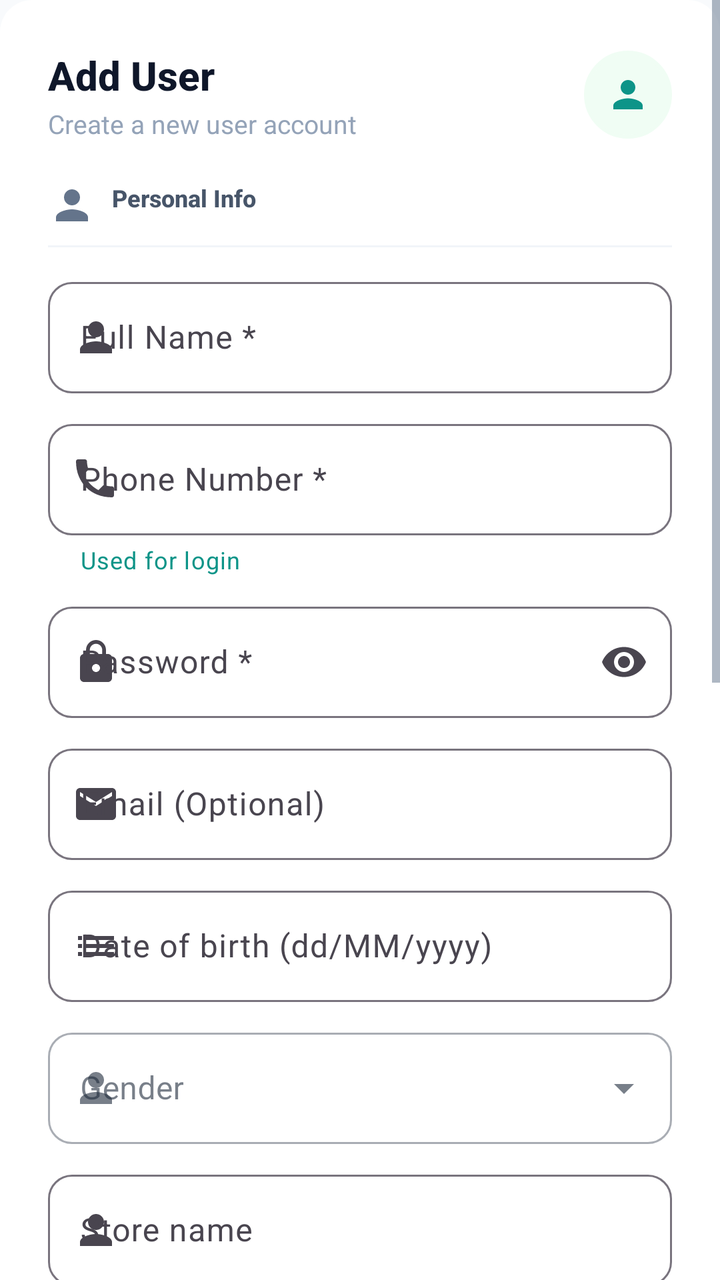
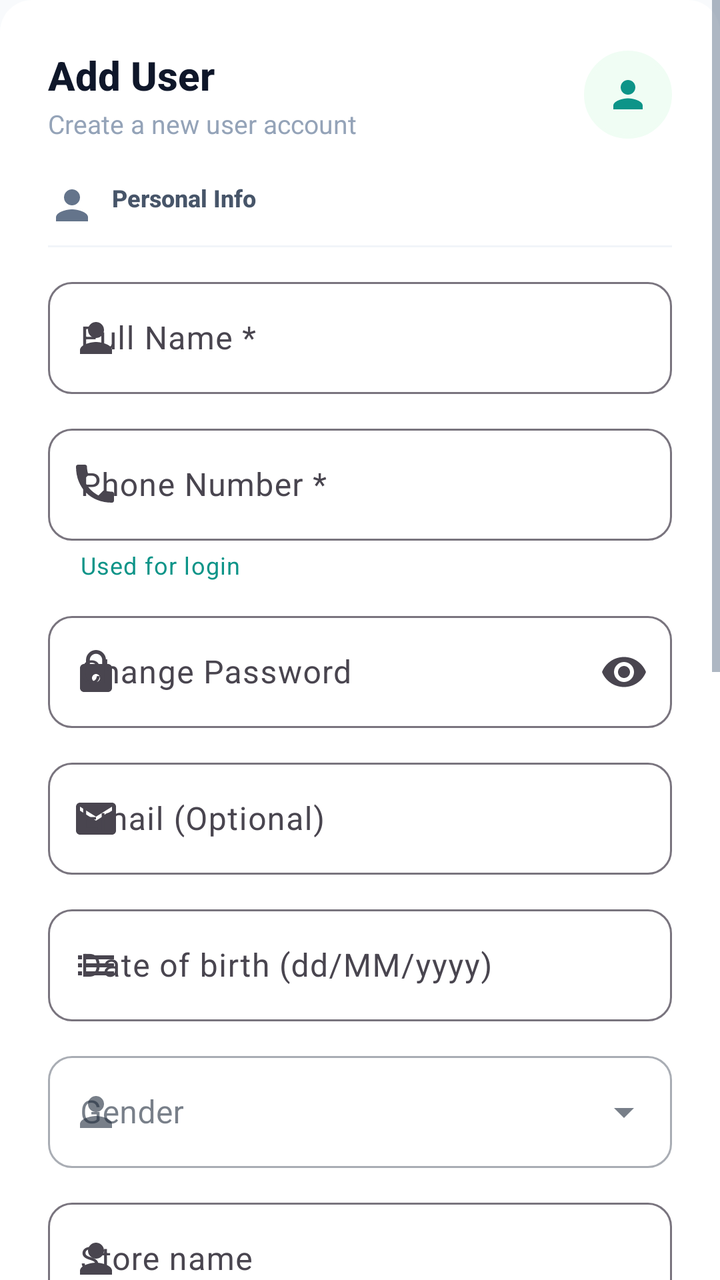

Screens rendered from an Android XML layout before and after an edit, with the pre-edit source and the edit as a unified diff.
<!-- AndroidManifest.xml: application theme Theme.MySoftPOS -->
<!-- res/layout/dialog_add_edit_user.xml -->
<?xml version="1.0" encoding="utf-8"?>
<ScrollView xmlns:android="http://schemas.android.com/apk/res/android"
    xmlns:app="http://schemas.android.com/apk/res-auto"
    android:layout_width="match_parent"
    android:layout_height="wrap_content">

    <LinearLayout
        android:layout_width="match_parent"
        android:layout_height="wrap_content"
        android:background="@drawable/bg_dialog_rounded"
        android:orientation="vertical"
        android:padding="24dp">

        
        <LinearLayout
            android:layout_width="match_parent"
            android:layout_height="wrap_content"
            android:gravity="center_vertical"
            android:orientation="horizontal">

            <LinearLayout
                android:layout_width="0dp"
                android:layout_height="wrap_content"
                android:layout_weight="1"
                android:orientation="vertical">

                <TextView
                    android:id="@+id/tvDialogTitle"
                    android:layout_width="wrap_content"
                    android:layout_height="wrap_content"
                    android:fontFamily="sans-serif-medium"
                    android:text="@string/user_dialog_title_add"
                    android:textColor="#0F172A"
                    android:textSize="20sp"
                    android:textStyle="bold" />

                <TextView
                    android:id="@+id/tvDialogSubtitle"
                    android:layout_width="wrap_content"
                    android:layout_height="wrap_content"
                    android:layout_marginTop="2dp"
                    android:text="@string/user_dialog_subtitle_add"
                    android:textColor="#94A3B8"
                    android:textSize="13sp" />
            </LinearLayout>

            <FrameLayout
                android:layout_width="44dp"
                android:layout_height="44dp">

                <View
                    android:layout_width="44dp"
                    android:layout_height="44dp"
                    android:background="@drawable/bg_circle_white_shadow"
                    android:backgroundTint="#F0FDF4" />

                <ImageView
                    android:layout_width="22dp"
                    android:layout_height="22dp"
                    android:layout_gravity="center"
                    android:src="@drawable/ic_baseline_person_24"
                    app:tint="#0D9488" />
            </FrameLayout>
        </LinearLayout>

        
        <TextView
            android:layout_width="wrap_content"
            android:layout_height="wrap_content"
            android:layout_marginTop="20dp"
            android:drawableStart="@drawable/ic_baseline_person_24"
            android:drawablePadding="8dp"
            android:drawableTint="#64748B"
            android:fontFamily="sans-serif-medium"
            android:text="@string/user_dialog_personal_info"
            android:textColor="#475569"
            android:textSize="12sp"
            android:textStyle="bold" />

        <View
            android:layout_width="match_parent"
            android:layout_height="1dp"
            android:layout_marginTop="8dp"
            android:background="#F1F5F9" />

        
        <com.google.android.material.textfield.TextInputLayout
            android:id="@+id/tilName"
            android:layout_width="match_parent"
            android:layout_height="wrap_content"
            android:layout_marginTop="12dp"
            app:boxBackgroundMode="outline"
            app:boxCornerRadiusBottomEnd="12dp"
            app:boxCornerRadiusBottomStart="12dp"
            app:boxCornerRadiusTopEnd="12dp"
            app:boxCornerRadiusTopStart="12dp"
            app:startIconDrawable="@drawable/ic_baseline_person_24">

            <com.google.android.material.textfield.TextInputEditText
                android:id="@+id/etName"
                android:layout_width="match_parent"
                android:layout_height="wrap_content"
                android:hint="@string/user_dialog_full_name_hint"
                android:inputType="textPersonName" />
        </com.google.android.material.textfield.TextInputLayout>

        
        <com.google.android.material.textfield.TextInputLayout
            android:id="@+id/tilPhone"
            android:layout_width="match_parent"
            android:layout_height="wrap_content"
            android:layout_marginTop="10dp"
            app:boxBackgroundMode="outline"
            app:boxCornerRadiusBottomEnd="12dp"
            app:boxCornerRadiusBottomStart="12dp"
            app:boxCornerRadiusTopEnd="12dp"
            app:boxCornerRadiusTopStart="12dp"
            app:helperText="@string/user_dialog_phone_helper"
            app:helperTextTextColor="#0D9488"
            app:startIconDrawable="@drawable/ic_baseline_phone_24">

            <com.google.android.material.textfield.TextInputEditText
                android:id="@+id/etPhone"
                android:layout_width="match_parent"
                android:layout_height="wrap_content"
                android:hint="@string/user_dialog_phone_hint"
                android:inputType="phone" />
        </com.google.android.material.textfield.TextInputLayout>

        
        <com.google.android.material.textfield.TextInputLayout
            android:id="@+id/tilPassword"
            android:layout_width="match_parent"
            android:layout_height="wrap_content"
            android:layout_marginTop="10dp"
            app:boxBackgroundMode="outline"
            app:boxCornerRadiusBottomEnd="12dp"
            app:boxCornerRadiusBottomStart="12dp"
            app:boxCornerRadiusTopEnd="12dp"
            app:boxCornerRadiusTopStart="12dp"
            app:endIconMode="password_toggle"
            app:startIconDrawable="@drawable/ic_baseline_lock_24">

            <com.google.android.material.textfield.TextInputEditText
                android:id="@+id/etPassword"
                android:layout_width="match_parent"
                android:layout_height="wrap_content"
                android:hint="@string/user_dialog_password_hint"
                android:inputType="textPassword" />
        </com.google.android.material.textfield.TextInputLayout>

        
        <com.google.android.material.textfield.TextInputLayout
            android:id="@+id/tilEmail"
            android:layout_width="match_parent"
            android:layout_height="wrap_content"
            android:layout_marginTop="10dp"
            app:boxBackgroundMode="outline"
            app:boxCornerRadiusBottomEnd="12dp"
            app:boxCornerRadiusBottomStart="12dp"
            app:boxCornerRadiusTopEnd="12dp"
            app:boxCornerRadiusTopStart="12dp"
            app:startIconDrawable="@drawable/ic_baseline_email_24">

            <com.google.android.material.textfield.TextInputEditText
                android:id="@+id/etEmail"
                android:layout_width="match_parent"
                android:layout_height="wrap_content"
                android:hint="@string/user_dialog_email_hint"
                android:inputType="textEmailAddress" />
        </com.google.android.material.textfield.TextInputLayout>

        
        <com.google.android.material.textfield.TextInputLayout
            android:id="@+id/tilDob"
            android:layout_width="match_parent"
            android:layout_height="wrap_content"
            android:layout_marginTop="10dp"
            app:boxBackgroundMode="outline"
            app:boxCornerRadiusBottomEnd="12dp"
            app:boxCornerRadiusBottomStart="12dp"
            app:boxCornerRadiusTopEnd="12dp"
            app:boxCornerRadiusTopStart="12dp"
            app:startIconDrawable="@drawable/ic_baseline_list_24">

            <com.google.android.material.textfield.TextInputEditText
                android:id="@+id/etDob"
                android:layout_width="match_parent"
                android:layout_height="wrap_content"
                android:hint="@string/user_dialog_dob_hint"
                android:inputType="text" />
        </com.google.android.material.textfield.TextInputLayout>

        
        <com.google.android.material.textfield.TextInputLayout
            android:id="@+id/tilGender"
            android:layout_width="match_parent"
            android:layout_height="wrap_content"
            android:layout_marginTop="10dp"
            style="@style/Widget.MaterialComponents.TextInputLayout.OutlinedBox.ExposedDropdownMenu"
            app:boxBackgroundMode="outline"
            app:boxCornerRadiusBottomEnd="12dp"
            app:boxCornerRadiusBottomStart="12dp"
            app:boxCornerRadiusTopEnd="12dp"
            app:boxCornerRadiusTopStart="12dp"
            app:startIconDrawable="@drawable/ic_baseline_person_24">

            <AutoCompleteTextView
                android:id="@+id/etGender"
                android:layout_width="match_parent"
                android:layout_height="wrap_content"
                android:hint="@string/user_dialog_gender_hint"
                android:inputType="text" />
        </com.google.android.material.textfield.TextInputLayout>

        
        <com.google.android.material.textfield.TextInputLayout
            android:id="@+id/tilStoreName"
            android:layout_width="match_parent"
            android:layout_height="wrap_content"
            android:layout_marginTop="10dp"
            app:boxBackgroundMode="outline"
            app:boxCornerRadiusBottomEnd="12dp"
            app:boxCornerRadiusBottomStart="12dp"
            app:boxCornerRadiusTopEnd="12dp"
            app:boxCornerRadiusTopStart="12dp"
            app:startIconDrawable="@drawable/ic_baseline_person_24">

            <com.google.android.material.textfield.TextInputEditText
                android:id="@+id/etStoreName"
                android:layout_width="match_parent"
                android:layout_height="wrap_content"
                android:hint="@string/user_dialog_store_name_hint"
                android:inputType="textCapWords" />
        </com.google.android.material.textfield.TextInputLayout>

        
        <com.google.android.material.textfield.TextInputLayout
            android:id="@+id/tilBusinessType"
            android:layout_width="match_parent"
            android:layout_height="wrap_content"
            android:layout_marginTop="10dp"
            style="@style/Widget.MaterialComponents.TextInputLayout.OutlinedBox.ExposedDropdownMenu"
            app:boxBackgroundMode="outline"
            app:boxCornerRadiusBottomEnd="12dp"
            app:boxCornerRadiusBottomStart="12dp"
            app:boxCornerRadiusTopEnd="12dp"
            app:boxCornerRadiusTopStart="12dp"
            app:startIconDrawable="@drawable/ic_baseline_list_24">

            <AutoCompleteTextView
                android:id="@+id/etBusinessType"
                android:layout_width="match_parent"
                android:layout_height="wrap_content"
                android:hint="@string/user_dialog_business_type_hint"
                android:inputType="text" />
        </com.google.android.material.textfield.TextInputLayout>

        
        <com.google.android.material.textfield.TextInputLayout
            android:id="@+id/tilStoreAddress"
            android:layout_width="match_parent"
            android:layout_height="wrap_content"
            android:layout_marginTop="10dp"
            app:boxBackgroundMode="outline"
            app:boxCornerRadiusBottomEnd="12dp"
            app:boxCornerRadiusBottomStart="12dp"
            app:boxCornerRadiusTopEnd="12dp"
            app:boxCornerRadiusTopStart="12dp"
            app:startIconDrawable="@drawable/ic_baseline_dns_24">

            <com.google.android.material.textfield.TextInputEditText
                android:id="@+id/etStoreAddress"
                android:layout_width="match_parent"
                android:layout_height="wrap_content"
                android:hint="@string/user_dialog_store_address_hint"
                android:inputType="textPostalAddress" />
        </com.google.android.material.textfield.TextInputLayout>

        
        <TextView
            android:layout_width="wrap_content"
            android:layout_height="wrap_content"
            android:layout_marginTop="20dp"
            android:drawableStart="@drawable/ic_baseline_settings_ethernet_24"
            android:drawablePadding="8dp"
            android:drawableTint="#64748B"
            android:fontFamily="sans-serif-medium"
            android:text="@string/user_dialog_account_terminal"
            android:textColor="#475569"
            android:textSize="12sp"
            android:textStyle="bold" />

        <View
            android:layout_width="match_parent"
            android:layout_height="1dp"
            android:layout_marginTop="8dp"
            android:background="#F1F5F9" />

        
        <com.google.android.material.textfield.TextInputLayout
            android:id="@+id/tilTerminalId"
            android:layout_width="match_parent"
            android:layout_height="wrap_content"
            android:layout_marginTop="10dp"
            app:boxBackgroundMode="outline"
            app:boxCornerRadiusBottomEnd="12dp"
            app:boxCornerRadiusBottomStart="12dp"
            app:boxCornerRadiusTopEnd="12dp"
            app:boxCornerRadiusTopStart="12dp"
            app:startIconDrawable="@drawable/ic_baseline_list_24">

            <com.google.android.material.textfield.TextInputEditText
                android:id="@+id/etTerminalId"
                android:layout_width="match_parent"
                android:layout_height="wrap_content"
                android:hint="@string/user_dialog_terminal_id_hint"
                android:inputType="text" />
        </com.google.android.material.textfield.TextInputLayout>

        
        <TextView
            android:layout_width="wrap_content"
            android:layout_height="wrap_content"
            android:layout_marginTop="20dp"
            android:drawableStart="@drawable/ic_baseline_dns_24"
            android:drawablePadding="8dp"
            android:drawableTint="#64748B"
            android:fontFamily="sans-serif-medium"
            android:text="@string/user_dialog_server_connection"
            android:textColor="#475569"
            android:textSize="12sp"
            android:textStyle="bold" />

        <View
            android:layout_width="match_parent"
            android:layout_height="1dp"
            android:layout_marginTop="8dp"
            android:background="#F1F5F9" />

        <TextView
            android:layout_width="wrap_content"
            android:layout_height="wrap_content"
            android:layout_marginTop="8dp"
            android:text="@string/user_dialog_server_connection_desc"
            android:textColor="#94A3B8"
            android:textSize="11sp" />

        
        <LinearLayout
            android:layout_width="match_parent"
            android:layout_height="wrap_content"
            android:layout_marginTop="10dp"
            android:orientation="horizontal">

            <com.google.android.material.textfield.TextInputLayout
                android:id="@+id/tilServerIp"
                android:layout_width="0dp"
                android:layout_height="wrap_content"
                android:layout_weight="2"
                app:boxBackgroundMode="outline"
                app:boxCornerRadiusBottomEnd="12dp"
                app:boxCornerRadiusBottomStart="12dp"
                app:boxCornerRadiusTopEnd="12dp"
                app:boxCornerRadiusTopStart="12dp">

                <com.google.android.material.textfield.TextInputEditText
                    android:id="@+id/etServerIp"
                    android:layout_width="match_parent"
                    android:layout_height="wrap_content"
                    android:hint="@string/user_dialog_server_ip_hint"
                    android:inputType="text" />
            </com.google.android.material.textfield.TextInputLayout>

            <com.google.android.material.textfield.TextInputLayout
                android:id="@+id/tilServerPort"
                android:layout_width="0dp"
                android:layout_height="wrap_content"
                android:layout_marginStart="8dp"
                android:layout_weight="1"
                app:boxBackgroundMode="outline"
                app:boxCornerRadiusBottomEnd="12dp"
                app:boxCornerRadiusBottomStart="12dp"
                app:boxCornerRadiusTopEnd="12dp"
                app:boxCornerRadiusTopStart="12dp">

                <com.google.android.material.textfield.TextInputEditText
                    android:id="@+id/etServerPort"
                    android:layout_width="match_parent"
                    android:layout_height="wrap_content"
                    android:hint="@string/user_dialog_server_port_hint"
                    android:inputType="number" />
            </com.google.android.material.textfield.TextInputLayout>
        </LinearLayout>

        
        <com.google.android.material.button.MaterialButton
            android:id="@+id/btnTestConnection"
            style="@style/Widget.MaterialComponents.Button.OutlinedButton"
            android:layout_width="match_parent"
            android:layout_height="40dp"
            android:layout_marginTop="8dp"
            android:text="@string/user_dialog_test_connection"
            android:textAllCaps="false"
            android:textSize="13sp"
            app:cornerRadius="12dp"
            app:strokeColor="#E2E8F0" />

        <TextView
            android:id="@+id/tvConnectionStatus"
            android:layout_width="match_parent"
            android:layout_height="wrap_content"
            android:layout_marginTop="4dp"
            android:textSize="12sp"
            android:visibility="gone" />

        
        <LinearLayout
            android:layout_width="match_parent"
            android:layout_height="wrap_content"
            android:layout_marginTop="24dp"
            android:orientation="horizontal">

            <com.google.android.material.button.MaterialButton
                android:id="@+id/btnDialogCancel"
                style="@style/Widget.MaterialComponents.Button.OutlinedButton"
                android:layout_width="0dp"
                android:layout_height="48dp"
                android:layout_marginEnd="8dp"
                android:layout_weight="1"
                android:text="@string/common_cancel"
                android:textAllCaps="false"
                android:textColor="#64748B"
                app:cornerRadius="12dp"
                app:strokeColor="#E2E8F0" />

            <com.google.android.material.button.MaterialButton
                android:id="@+id/btnDialogSave"
                android:layout_width="0dp"
                android:layout_height="48dp"
                android:layout_weight="1"
                android:backgroundTint="#0F172A"
                android:text="@string/common_save"
                android:textAllCaps="false"
                app:cornerRadius="12dp" />
        </LinearLayout>

        
        <com.google.android.material.button.MaterialButton
            android:id="@+id/btnDelete"
            style="@style/Widget.MaterialComponents.Button.TextButton"
            android:layout_width="match_parent"
            android:layout_height="40dp"
            android:layout_marginTop="8dp"
            android:text="@string/user_dialog_delete_user"
            android:textAllCaps="false"
            android:textColor="#EF4444"
            android:textSize="13sp"
            android:visibility="gone" />

    </LinearLayout>
</ScrollView>
<!-- resources referenced by this layout -->
<resources>
  <!-- drawable bg_circle_white_shadow (drawable) -->
  <?xml version="1.0" encoding="utf-8"?>
  <shape xmlns:android="http://schemas.android.com/apk/res/android"
      android:shape="oval">
      <solid android:color="#FFFFFF" />
      <stroke
          android:width="2dp"
          android:color="#E0F7FA" />
  </shape>
  <!-- drawable bg_dialog_rounded (drawable) -->
  <?xml version="1.0" encoding="utf-8"?>
  <shape xmlns:android="http://schemas.android.com/apk/res/android" android:shape="rectangle">
      <solid android:color="@android:color/white"/>
      <corners android:radius="16dp"/>
  </shape>
  <!-- drawable ic_baseline_list_24 (drawable) -->
  <vector xmlns:android="http://schemas.android.com/apk/res/android"
      android:width="24dp"
      android:height="24dp"
      android:viewportWidth="24"
      android:viewportHeight="24"
      android:tint="?attr/colorControlNormal">
    <path
        android:fillColor="@android:color/white"
        android:pathData="M3,13h2v-2H3v2zM3,17h2v-2H3v2zM3,9h2V7H3v2zM7,13h14v-2H7v2zM7,17h14v-2H7v2zM7,7v2h14V7H7z"/>
  </vector>
  <!-- drawable ic_baseline_person_24 (drawable) -->
  <vector xmlns:android="http://schemas.android.com/apk/res/android"
      android:width="24dp"
      android:height="24dp"
      android:viewportWidth="24"
      android:viewportHeight="24"
      android:tint="?attr/colorControlNormal">
    <path
        android:fillColor="@android:color/white"
        android:pathData="M12,12c2.21,0 4,-1.79 4,-4s-1.79,-4 -4,-4 -4,1.79 -4,4 1.79,4 4,4zm0,2c-2.67,0 -8,1.34 -8,4v2h16v-2c0,-2.66 -5.33,-4 -8,-4z"/>
  </vector>
  <string name="common_cancel">Cancel</string>
  <string name="common_save">Save</string>
  <string name="user_dialog_account_terminal">Account &amp; Terminal</string>
  <string name="user_dialog_business_type_hint">Business type (MCC)</string>
  <string name="user_dialog_delete_user">Delete User</string>
  <string name="user_dialog_dob_hint">Date of birth (dd/MM/yyyy)</string>
  <string name="user_dialog_email_hint">Email (Optional)</string>
  <string name="user_dialog_full_name_hint">Full Name *</string>
  <string name="user_dialog_gender_hint">Gender</string>
  <string name="user_dialog_password_hint">Password *</string>
  <string name="user_dialog_personal_info">Personal Info</string>
  <string name="user_dialog_phone_helper">Used for login</string>
  <string name="user_dialog_phone_hint">Phone Number *</string>
  <string name="user_dialog_server_connection">Server Connection</string>
  <string name="user_dialog_server_connection_desc">IP and port for this user\'s transactions</string>
  <string name="user_dialog_server_ip_hint">Server IP</string>
  <string name="user_dialog_server_port_hint">Port</string>
  <string name="user_dialog_store_address_hint">Store address</string>
  <string name="user_dialog_store_name_hint">Store name</string>
  <string name="user_dialog_subtitle_add">Create a new user account</string>
  <string name="user_dialog_terminal_id_hint">Terminal ID (TID)</string>
  <string name="user_dialog_test_connection">Test Connection</string>
  <string name="user_dialog_title_add">Add User</string>
  <color name="primary">#3B82F6</color>
  <color name="on_primary">#FFFFFF</color>
  <color name="background">#F8FAFC</color>
  <color name="secondary">#06B6D4</color>
  <color name="on_secondary">#000000</color>
  <color name="surface">#FFFFFF</color>
  <color name="on_surface">#1E293B</color>
  <color name="text_primary">#1E293B</color>
  <color name="text_secondary">#64748B</color>
  <color name="text_hint">#94A3B8</color>
  <color name="error">#EF4444</color>
  <style name="AppWindowAnimations" parent="@android:style/Animation.Activity">
          <item name="android:activityOpenEnterAnimation">@anim/slide_in_right</item>
          <item name="android:activityOpenExitAnimation">@anim/slide_out_left</item>
          <item name="android:activityCloseEnterAnimation">@anim/slide_in_left</item>
          <item name="android:activityCloseExitAnimation">@anim/slide_out_right</item>
      </style>
  <!-- unchanged entries left out for length: 6 -->
</resources>

<!-- the commit's change to res/layout/dialog_add_edit_user.xml (unified diff, before → after) -->
@@ -2,7 +2,8 @@
 <ScrollView xmlns:android="http://schemas.android.com/apk/res/android"
     xmlns:app="http://schemas.android.com/apk/res-auto"
     android:layout_width="match_parent"
-    android:layout_height="wrap_content">
+    android:layout_height="wrap_content"
+    android:fillViewport="true">
 
     <LinearLayout
         android:layout_width="match_parent"
@@ -100,6 +101,7 @@
                 android:id="@+id/etName"
                 android:layout_width="match_parent"
                 android:layout_height="wrap_content"
+                android:minHeight="56dp"
                 android:hint="@string/user_dialog_full_name_hint"
                 android:inputType="textPersonName" />
         </com.google.android.material.textfield.TextInputLayout>
@@ -109,7 +111,7 @@
             android:id="@+id/tilPhone"
             android:layout_width="match_parent"
             android:layout_height="wrap_content"
-            android:layout_marginTop="10dp"
+            android:layout_marginTop="12dp"
             app:boxBackgroundMode="outline"
             app:boxCornerRadiusBottomEnd="12dp"
             app:boxCornerRadiusBottomStart="12dp"
@@ -123,6 +125,7 @@
                 android:id="@+id/etPhone"
                 android:layout_width="match_parent"
                 android:layout_height="wrap_content"
+                android:minHeight="56dp"
                 android:hint="@string/user_dialog_phone_hint"
                 android:inputType="phone" />
         </com.google.android.material.textfield.TextInputLayout>
@@ -132,7 +135,7 @@
             android:id="@+id/tilPassword"
             android:layout_width="match_parent"
             android:layout_height="wrap_content"
-            android:layout_marginTop="10dp"
+            android:layout_marginTop="12dp"
             app:boxBackgroundMode="outline"
             app:boxCornerRadiusBottomEnd="12dp"
             app:boxCornerRadiusBottomStart="12dp"
@@ -145,7 +148,8 @@
                 android:id="@+id/etPassword"
                 android:layout_width="match_parent"
                 android:layout_height="wrap_content"
-                android:hint="@string/user_dialog_password_hint"
+                android:minHeight="56dp"
+                android:hint="@string/settings_change_password"
                 android:inputType="textPassword" />
         </com.google.android.material.textfield.TextInputLayout>
 
@@ -154,7 +158,7 @@
             android:id="@+id/tilEmail"
             android:layout_width="match_parent"
             android:layout_height="wrap_content"
-            android:layout_marginTop="10dp"
+            android:layout_marginTop="12dp"
             app:boxBackgroundMode="outline"
             app:boxCornerRadiusBottomEnd="12dp"
             app:boxCornerRadiusBottomStart="12dp"
@@ -166,6 +170,7 @@
                 android:id="@+id/etEmail"
                 android:layout_width="match_parent"
                 android:layout_height="wrap_content"
+                android:minHeight="56dp"
                 android:hint="@string/user_dialog_email_hint"
                 android:inputType="textEmailAddress" />
         </com.google.android.material.textfield.TextInputLayout>
@@ -175,7 +180,7 @@
             android:id="@+id/tilDob"
             android:layout_width="match_parent"
             android:layout_height="wrap_content"
-            android:layout_marginTop="10dp"
+            android:layout_marginTop="12dp"
             app:boxBackgroundMode="outline"
             app:boxCornerRadiusBottomEnd="12dp"
             app:boxCornerRadiusBottomStart="12dp"
@@ -187,6 +192,7 @@
                 android:id="@+id/etDob"
                 android:layout_width="match_parent"
                 android:layout_height="wrap_content"
+                android:minHeight="56dp"
                 android:hint="@string/user_dialog_dob_hint"
                 android:inputType="text" />
         </com.google.android.material.textfield.TextInputLayout>
@@ -196,7 +202,7 @@
             android:id="@+id/tilGender"
             android:layout_width="match_parent"
             android:layout_height="wrap_content"
-            android:layout_marginTop="10dp"
+            android:layout_marginTop="12dp"
             style="@style/Widget.MaterialComponents.TextInputLayout.OutlinedBox.ExposedDropdownMenu"
             app:boxBackgroundMode="outline"
             app:boxCornerRadiusBottomEnd="12dp"
@@ -209,6 +215,7 @@
                 android:id="@+id/etGender"
                 android:layout_width="match_parent"
                 android:layout_height="wrap_content"
+                android:minHeight="56dp"
                 android:hint="@string/user_dialog_gender_hint"
                 android:inputType="text" />
         </com.google.android.material.textfield.TextInputLayout>
@@ -218,7 +225,7 @@
             android:id="@+id/tilStoreName"
             android:layout_width="match_parent"
             android:layout_height="wrap_content"
-            android:layout_marginTop="10dp"
+            android:layout_marginTop="12dp"
             app:boxBackgroundMode="outline"
             app:boxCornerRadiusBottomEnd="12dp"
             app:boxCornerRadiusBottomStart="12dp"
@@ -230,6 +237,7 @@
                 android:id="@+id/etStoreName"
                 android:layout_width="match_parent"
                 android:layout_height="wrap_content"
+                android:minHeight="56dp"
                 android:hint="@string/user_dialog_store_name_hint"
                 android:inputType="textCapWords" />
         </com.google.android.material.textfield.TextInputLayout>
@@ -239,7 +247,7 @@
             android:id="@+id/tilBusinessType"
             android:layout_width="match_parent"
             android:layout_height="wrap_content"
-            android:layout_marginTop="10dp"
+            android:layout_marginTop="12dp"
             style="@style/Widget.MaterialComponents.TextInputLayout.OutlinedBox.ExposedDropdownMenu"
             app:boxBackgroundMode="outline"
             app:boxCornerRadiusBottomEnd="12dp"
@@ -252,8 +260,11 @@
                 android:id="@+id/etBusinessType"
                 android:layout_width="match_parent"
                 android:layout_height="wrap_content"
+                android:minHeight="56dp"
+                android:focusable="false"
+                android:cursorVisible="false"
                 android:hint="@string/user_dialog_business_type_hint"
-                android:inputType="text" />
+                android:inputType="none" />
         </com.google.android.material.textfield.TextInputLayout>
 
         
@@ -261,7 +272,7 @@
             android:id="@+id/tilStoreAddress"
             android:layout_width="match_parent"
             android:layout_height="wrap_content"
-            android:layout_marginTop="10dp"
+            android:layout_marginTop="12dp"
             app:boxBackgroundMode="outline"
             app:boxCornerRadiusBottomEnd="12dp"
             app:boxCornerRadiusBottomStart="12dp"
@@ -273,6 +284,7 @@
                 android:id="@+id/etStoreAddress"
                 android:layout_width="match_parent"
                 android:layout_height="wrap_content"
+                android:minHeight="56dp"
                 android:hint="@string/user_dialog_store_address_hint"
                 android:inputType="textPostalAddress" />
         </com.google.android.material.textfield.TextInputLayout>
<!-- resource entries referenced after the edit -->
@@ -39,6 +39,7 @@
   </vector>
   <string name="common_cancel">Cancel</string>
   <string name="common_save">Save</string>
+  <string name="settings_change_password">Change Password</string>
   <string name="user_dialog_account_terminal">Account &amp; Terminal</string>
   <string name="user_dialog_business_type_hint">Business type (MCC)</string>
   <string name="user_dialog_delete_user">Delete User</string>
@@ -46,7 +47,6 @@
   <string name="user_dialog_email_hint">Email (Optional)</string>
   <string name="user_dialog_full_name_hint">Full Name *</string>
   <string name="user_dialog_gender_hint">Gender</string>
-  <string name="user_dialog_password_hint">Password *</string>
   <string name="user_dialog_personal_info">Personal Info</string>
   <string name="user_dialog_phone_helper">Used for login</string>
   <string name="user_dialog_phone_hint">Phone Number *</string>
